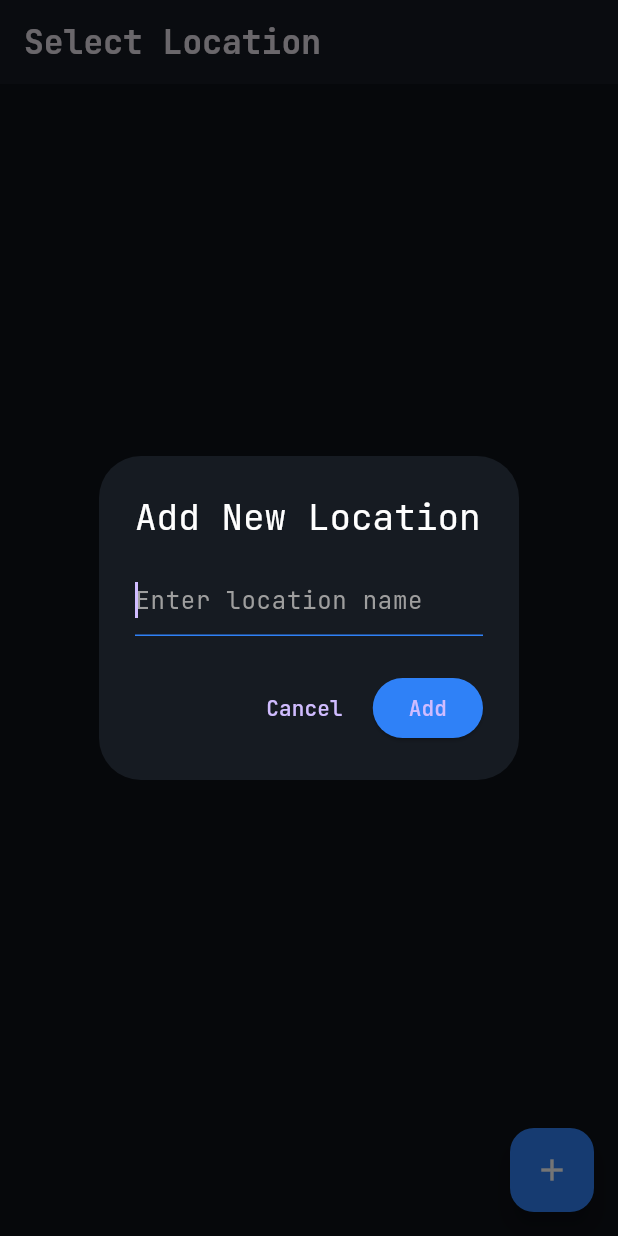
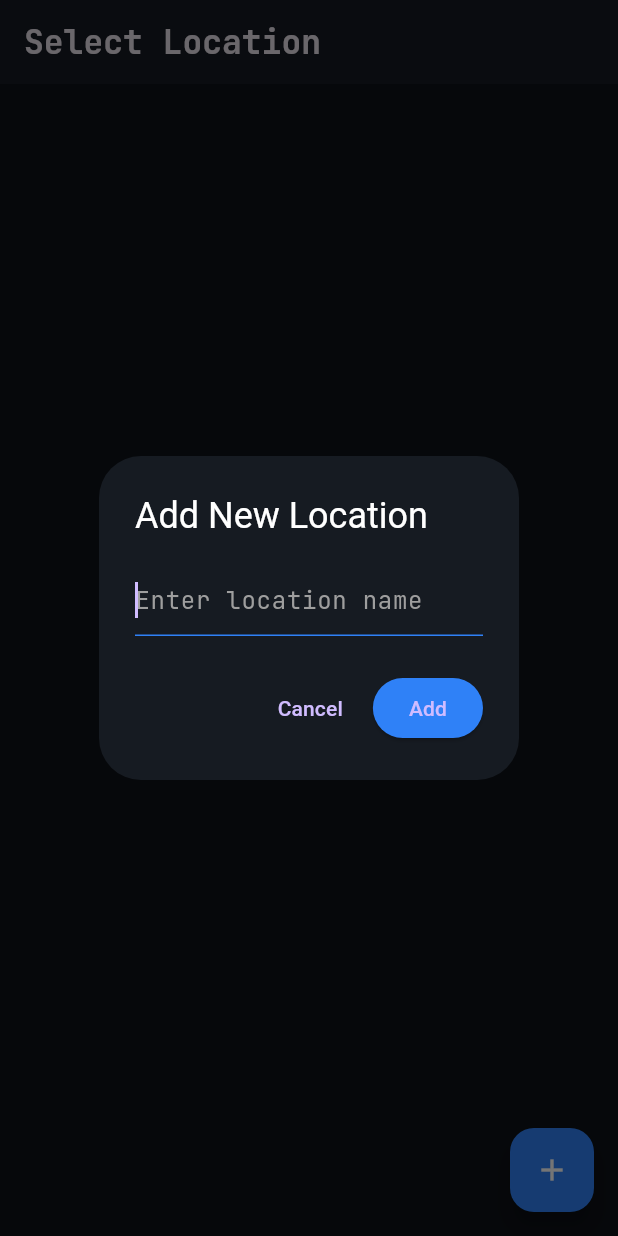
Before and after one commit to PritamBhure/iPDU-Monitor, a Flutter app: the screen it shows after launch, after a tap on the "add" icon, on a phone screen of 412 x 824 dp. Run offline on Flutter 3.47's test engine with Material 3 defaults, Android fonts, the phone set to English and light mode, and no system bars; our stand-ins replace flutter_svg, fluttertoast, google_fonts, hive, hive_flutter; missing offline and left inert: mqtt_client; accounts and stored records are empty; generated files the repository leaves out were written again.

Commit message:
Fix:- 1)Fix Rating and iPDU configuration info UI issue           2) Fix Text issue problem remove google.JetBrainMonos instead add JetBrainMonos google font family into project

```diff
--- a/lib/Core/constant/appTextWidget.dart
+++ b/lib/Core/constant/appTextWidget.dart
@@ -14,6 +14,7 @@ class TextSize {
 }
 
 // --- 2. CUSTOM TEXT WIDGET ---
+
 class AppText extends StatelessWidget {
   final String text;
   final double size; // Pass TextSize.title, TextSize.body, etc.
@@ -25,7 +26,7 @@ class AppText extends StatelessWidget {
   const AppText(
       this.text, {
         super.key,
-        required this.size, // Force user to pick a standard size
+        required this.size,
         this.color,
         this.fontWeight,
         this.textAlign,
@@ -43,7 +44,8 @@ class AppText extends StatelessWidget {
       text,
       textAlign: textAlign,
       overflow: overflow,
-      style: GoogleFonts.jetBrainsMono(
+      style: TextStyle(
+        fontFamily: 'JetBrainsMono', // Uses your local asset font
         fontSize: size * scaleFactor, // Auto-adjusts size
         color: color ?? Colors.white, // Default to white if null
         fontWeight: fontWeight ?? FontWeight.normal,
--- a/lib/View/dashboard_screen.dart
+++ b/lib/View/dashboard_screen.dart
@@ -1,4 +1,3 @@
-import 'dart:math';
 import 'package:flutter/material.dart';
 import 'package:provider/provider.dart';
 import '../Controller/provider/pdu_provider.dart';
@@ -61,7 +60,6 @@ class DashboardView extends StatelessWidget {
     var tempKeys = allKeys.where((k) => k.toLowerCase().contains("temp")).toList();
     var humidKeys = allKeys.where((k) => k.toLowerCase().contains("humid")).toList();
     var otherKeys = allKeys.where((k) => !k.toLowerCase().contains("temp") && !k.toLowerCase().contains("humid")).toList();
-
     return Center(
       child: Container(
         constraints: const BoxConstraints(maxWidth: 1200),
--- a/lib/View/rackListScreen.dart
+++ b/lib/View/rackListScreen.dart
@@ -1,7 +1,6 @@
 import 'package:flutter/material.dart';
 import 'package:provider/provider.dart';
 import 'package:google_fonts/google_fonts.dart';
-import 'package:fluttertoast/fluttertoast.dart';
 import '../Controller/provider/locationControllerProvider.dart';
 import '../Core/utils/showToastMsg.dart';
 import '../View/pduListScreen.dart';
--- a/lib/main.dart
+++ b/lib/main.dart
@@ -50,7 +50,10 @@ class MyApp extends StatelessWidget {
       title: 'Industrial PDU Monitor',
       theme: ThemeData.dark().copyWith(
         scaffoldBackgroundColor: AppColors.backgroundDeep,
-        textTheme: GoogleFonts.jetBrainsMonoTextTheme(),
+        textTheme:const TextTheme(
+          bodyMedium: TextStyle(fontFamily: 'JetBrainsMono'),
+          bodyLarge: TextStyle(fontFamily: 'JetBrainsMono'),
+        ),
 
       ),
       home: const SplashScreen(),
--- a/pubspec.yaml
+++ b/pubspec.yaml
@@ -89,6 +89,12 @@ flutter:
   # "family" key with the font family name, and a "fonts" key with a
   # list giving the asset and other descriptors for the font. For
   # example:
+  fonts:
+    - family: JetBrainsMono
+      fonts:
+        - asset: assets/font/JetBrainsMono-Regular.ttf
+          style: normal
+
   # fonts:
   #   - family: Schyler
   #     fonts:
```
Also changed, not shown: lib/Controller/provider/pdu_provider.dart (+14 -3 lines), assets/font/JetBrainsMono-Regular.ttf (added).
